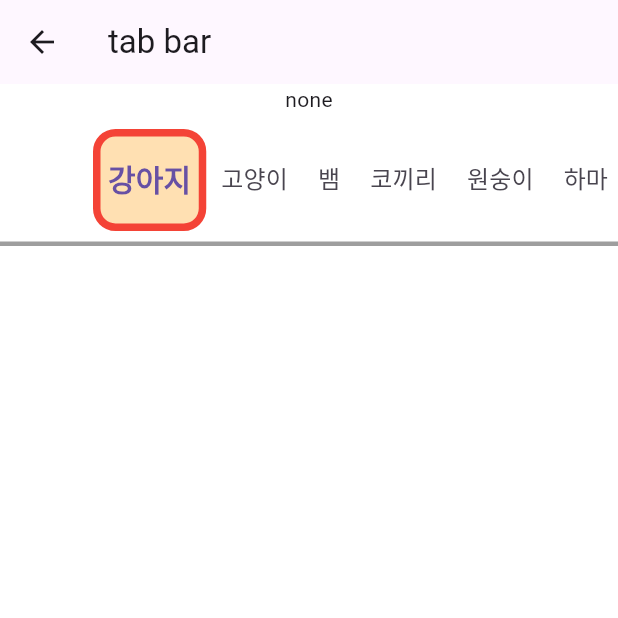
After one commit to ahra1221/Flutter_Practice, a Flutter app: the screen it shows after launch, after a tap on "tabbar screen", on a phone screen of 412 x 824 dp, the top half of it. The commit adds this screen. Run offline on Flutter 3.47's test engine with Material 3 defaults, Android fonts, the phone set to English and light mode, and no system bars; our stand-ins replace dio.

Commit message:
feat: tabbar 구현

```diff
--- a/lib/screen/button_screen.dart
+++ b/lib/screen/button_screen.dart
@@ -12,6 +12,7 @@ import 'package:flutter_projects/screen/row/row_practice_screen.dart';
 import 'package:flutter_projects/screen/row/row_screen.dart';
 import 'package:flutter_projects/screen/stack/stack_practice_screen.dart';
 import 'package:flutter_projects/screen/stack/stack_screen.dart';
+import 'package:flutter_projects/screen/tabbar/tab_bar_screen.dart';
 import 'package:flutter_projects/screen/text/text_screen.dart';
 import 'package:flutter_projects/screen/text_form_field/text_form_field_screen.dart';
 import 'package:flutter_projects/screen/todo/todo_screen.dart';
@@ -130,7 +131,15 @@ class ButtonScreen extends StatelessWidget {
                       return PageViewScreen();
                     }));
                   },
-                  child: Text("pageview screen"))
+                  child: Text("pageview screen")),
+              SizedBox(height: 10),
+              ElevatedButton(
+                  onPressed: () {
+                    Navigator.push(context, MaterialPageRoute(builder: (context) {
+                      return TabBarScreen();
+                    }));
+                  },
+                  child: Text("tabbar screen"))
             ],
           ),
         )
--- /dev/null
+++ b/lib/screen/tabbar/tab_bar_screen.dart
@@ -0,0 +1,77 @@
+import 'package:flutter/material.dart';
+
+class TabBarScreen extends StatefulWidget {
+  const TabBarScreen({super.key});
+
+  @override
+  State<TabBarScreen> createState() => _TabBarScreenState();
+}
+
+class _TabBarScreenState extends State<TabBarScreen>
+    with SingleTickerProviderStateMixin {
+  late TabController tabController = TabController(length: 8, vsync: this);
+  String selectedTab = "none";
+
+  @override
+  Widget build(BuildContext context) {
+    return Scaffold(
+      backgroundColor: Colors.white,
+      appBar: AppBar(
+        title: Text("tab bar"),
+      ),
+      body: Column(
+        children: [
+          Text(selectedTab),
+          TabBar(
+              controller: tabController,
+              onTap: (value) {
+                print("value: $value");
+              },
+              isScrollable: true,
+              labelStyle: TextStyle(fontSize: 20, fontWeight: FontWeight.bold),
+              unselectedLabelStyle:
+                  TextStyle(fontSize: 16, fontWeight: FontWeight.normal),
+              overlayColor: WidgetStateProperty.all(Colors.blue.shade100),
+              splashBorderRadius: BorderRadius.circular(10),
+              // indicatorColor: Colors.black,
+              indicatorSize: TabBarIndicatorSize.tab,
+              // indicatorWeight: 10,
+              indicator: BoxDecoration(
+                  color: Colors.orange.shade100,
+                  borderRadius: BorderRadius.circular(15),
+                  border: Border.all(width: 5, color: Colors.red)),
+              dividerHeight: 3,
+              dividerColor: Colors.grey,
+              padding: EdgeInsets.all(10),
+              labelPadding: EdgeInsets.all(10),
+              tabs: [
+                Tab(
+                  text: "강아지",
+                ),
+                Tab(
+                  text: "고양이",
+                ),
+                Tab(
+                  text: "뱀",
+                ),
+                Tab(
+                  text: "코끼리",
+                ),
+                Tab(
+                  text: "원숭이",
+                ),
+                Tab(
+                  text: "하마",
+                ),
+                Tab(
+                  text: "얼룩말",
+                ),
+                Tab(
+                  text: "호랑이",
+                ),
+              ]),
+        ],
+      ),
+    );
+  }
+}
```
